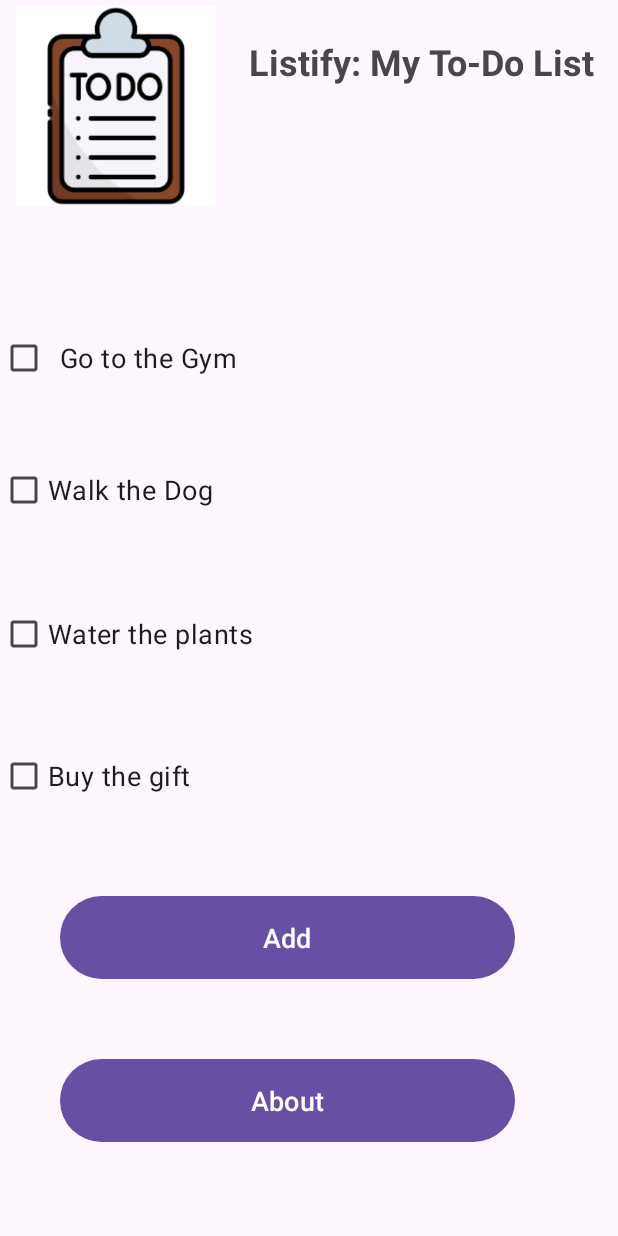
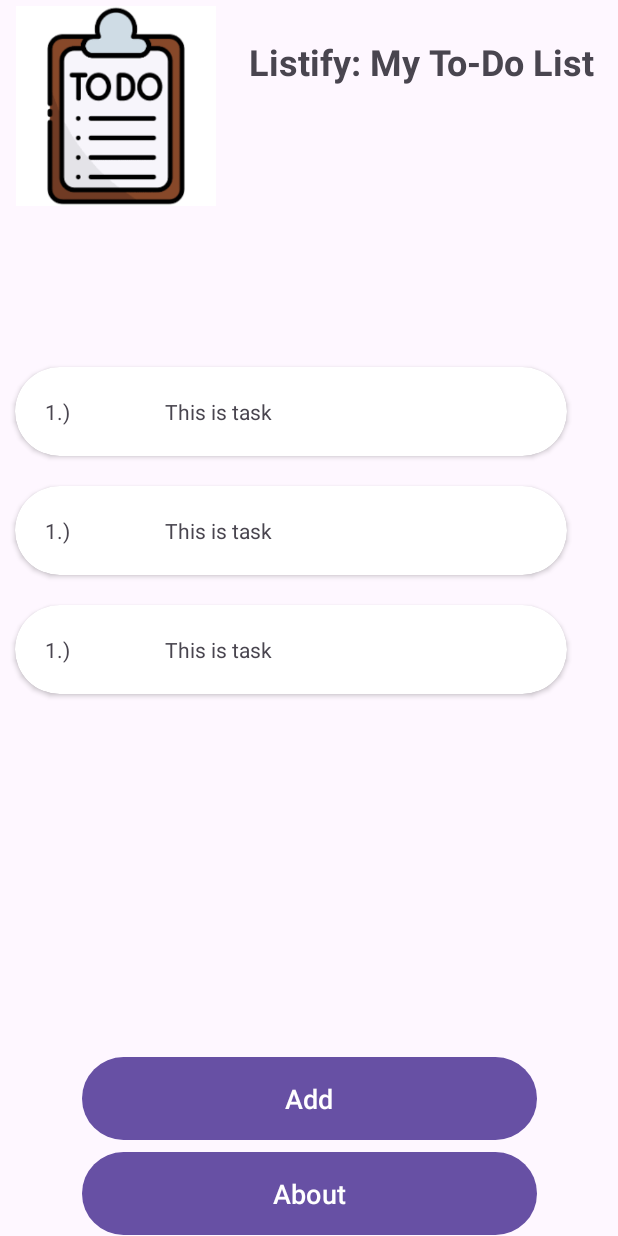
Before and after one commit to ColinMVan/To-Do-ListApp-UltraPro, an Android app: the layout activity_main.xml on its own in the app's theme, with its tools: preview values and no code run, on a phone screen of 412 x 824 dp. Run offline under Robolectric (Android 15) with nearby library versions, the phone set to English and light mode, and no system bars.

```diff
--- a/app/src/main/res/layout/activity_main.xml
+++ b/app/src/main/res/layout/activity_main.xml
@@ -22,6 +22,7 @@
     <!-- Listify: My To-Do  -->
 
     <TextView
+        android:id="@+id/textView2"
         android:layout_width="wrap_content"
         android:layout_height="wrap_content"
         android:layout_marginStart="8dp"
@@ -38,89 +39,41 @@
         app:layout_constraintVertical_bias="1.0" />
 
 
-    <!-- Go to the gym CheckBox  -->
-    <CheckBox
-        android:id="@+id/checkbox_Gym"
-        android:layout_width="361dp"
-        android:layout_height="56dp"
-        android:padding="8dp"
-        android:text="Go to the Gym"
-        android:textSize="18sp"
-        app:layout_constraintBottom_toBottomOf="parent"
-        app:layout_constraintHorizontalBias="0.0"
-        app:layout_constraintStart_toStartOf="parent"
-        app:layout_constraintTop_toTopOf="parent"
-        app:layout_constraintVertical_bias="0.274" />
-
-    <!-- Walk the Dog CheckBox -->
-
-    <!--Water the Plants Checkbox -->
-    <CheckBox
-        android:id="@+id/checkbox_Dog"
-        android:layout_width="364dp"
-        android:layout_height="56dp"
-        android:text="Walk the Dog"
-        android:textSize="18sp"
-        app:layout_constraintBottom_toBottomOf="parent"
-        app:layout_constraintEnd_toEndOf="@+id/checkbox_Gym"
-        app:layout_constraintHorizontal_bias="0.0"
-        app:layout_constraintStart_toStartOf="parent"
-        app:layout_constraintTop_toBottomOf="@+id/checkbox_Gym"
-        app:layout_constraintVertical_bias="0.064" />
-
-    <CheckBox
-        android:layout_width="364dp"
-        android:layout_height="56dp"
-        android:text="Water the plants"
-        android:id="@+id/checkbox_Water"
-        android:textSize="18sp"
-        app:layout_constraintBottom_toBottomOf="parent"
-        app:layout_constraintEnd_toEndOf="@+id/checkbox_Dog"
-        app:layout_constraintHorizontal_bias="1.0"
-        app:layout_constraintStart_toStartOf="parent"
-        app:layout_constraintTop_toBottomOf="@+id/checkbox_Dog"
-        app:layout_constraintVertical_bias="0.097" />
-
-    <!-- Buy the gift -->
-    <CheckBox
-        android:layout_width="364dp"
-        android:layout_height="56dp"
-        android:textSize="18sp"
-        android:id="@+id/checkbox_Gift"
-        android:text="Buy the gift"
-        app:layout_constraintBottom_toBottomOf="parent"
-        app:layout_constraintEnd_toEndOf="@+id/checkbox_Water"
-        app:layout_constraintHorizontal_bias="1.0"
-        app:layout_constraintStart_toStartOf="parent"
-        app:layout_constraintTop_toBottomOf="@+id/checkbox_Water"
-        app:layout_constraintVertical_bias="0.122" />
 
     <Button
         android:id="@+id/Addbutton"
         android:layout_width="303dp"
         android:layout_height="63dp"
-        android:layout_marginTop="4dp"
+        android:layout_marginBottom="60dp"
         android:text="Add"
         android:textSize="18sp"
         app:layout_constraintBottom_toBottomOf="parent"
         app:layout_constraintEnd_toEndOf="parent"
-        app:layout_constraintHorizontal_bias="0.37"
-        app:layout_constraintStart_toStartOf="parent"
-        app:layout_constraintTop_toBottomOf="@+id/checkbox_Gift"
-        app:layout_constraintVertical_bias="0.209" />
+        app:layout_constraintStart_toStartOf="parent" />
 
     <Button
         android:id="@+id/Aboutbutton"
         android:layout_width="303dp"
         android:layout_height="63dp"
+        android:text="About"
         android:textSize="18sp"
-        android:text="About"
         app:layout_constraintBottom_toBottomOf="parent"
         app:layout_constraintEnd_toEndOf="parent"
-        app:layout_constraintHorizontal_bias="0.37"
         app:layout_constraintStart_toStartOf="parent"
         app:layout_constraintTop_toBottomOf="@+id/Addbutton"
-        app:layout_constraintVertical_bias="0.437" />
+        app:layout_constraintVertical_bias="0.0" />
+
+    <androidx.recyclerview.widget.RecyclerView
+        android:id="@+id/recyclerView"
+        android:layout_width="388dp"
+        android:layout_height="466dp"
+        app:layout_constraintBottom_toTopOf="@+id/Addbutton"
+        app:layout_constraintEnd_toEndOf="parent"
+        app:layout_constraintHorizontal_bias="0.0"
+        app:layout_constraintStart_toStartOf="parent"
+        app:layout_constraintTop_toBottomOf="@+id/textView2"
+        app:layout_constraintVertical_bias="1.0"
+        tools:listitem="@layout/child_item" />
 
 
 </androidx.constraintlayout.widget.ConstraintLayout>
--- a/app/src/main/res/layout/add_new_task.xml
+++ b/app/src/main/res/layout/add_new_task.xml
@@ -34,11 +34,7 @@
         app:layout_constraintStart_toStartOf="parent"
         app:layout_constraintTop_toBottomOf="@+id/textView" />
 
-
     <!-- Save Button -->
-
-    <!-- Cancel Button -->
-
     <Button
         android:id="@+id/saveTaskButton"
         android:layout_width="309dp"
@@ -50,6 +46,7 @@
         app:layout_constraintStart_toStartOf="parent"
         app:layout_constraintTop_toBottomOf="@+id/taskEditText" />
 
+    <!-- Cancel Button -->
     <Button
         android:id="@+id/cancelTaskButton"
         android:layout_width="309dp"
--- /dev/null
+++ b/app/src/main/res/layout/child_item.xml
@@ -0,0 +1,31 @@
+<?xml version="1.0" encoding="utf-8"?>
+<androidx.cardview.widget.CardView xmlns:android="http://schemas.android.com/apk/res/android"
+    android:layout_width="match_parent"
+    android:layout_height="wrap_content"
+    xmlns:app="http://schemas.android.com/apk/res-auto"
+    android:layout_margin="10dp"
+    app:cardBackgroundColor="#FFFFFF"
+    app:cardCornerRadius="50dp">
+
+    <TextView
+        android:id="@+id/tv_task0"
+        android:layout_width="wrap_content"
+        android:layout_height="wrap_content"
+        android:layout_marginLeft="20dp"
+        android:layout_marginBottom="20dp"
+        android:layout_marginTop="20dp"
+        android:text="1.)"
+        android:textAlignment="center"/>
+
+    <TextView
+        android:id="@+id/tv_task1"
+        android:layout_width="wrap_content"
+        android:layout_height="wrap_content"
+        android:layout_marginLeft="100dp"
+        android:layout_marginTop="20dp"
+        android:layout_marginBottom="20dp"
+        android:text="This is task "
+        android:textAlignment="center" />
+
+
+</androidx.cardview.widget.CardView>
```
Also changed, not shown: app/src/main/java/com/example/to_do_listapp/MainActivity.kt (+67 -3 lines), app/src/main/java/com/example/to_do_listapp/aboutactivity.kt (added, +11 -0 lines), app/src/main/java/com/example/to_do_listapp/add_new_tasks.kt (+25 -22 lines), app/src/main/java/com/example/to_do_listapp/task_detail.kt (+29 -6 lines), app/src/main/java/com/example/to_do_listapp/taskadapter.kt (added, +36 -0 lines), app/src/main/res/layout/task_details.xml (+4 -9 lines).
